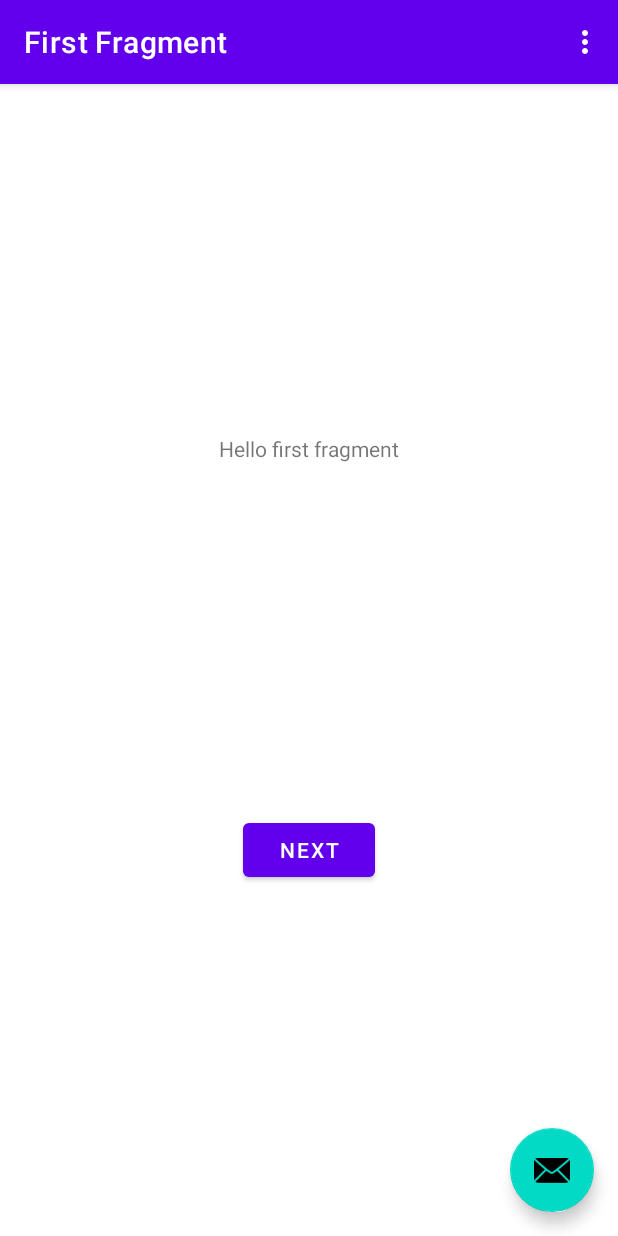
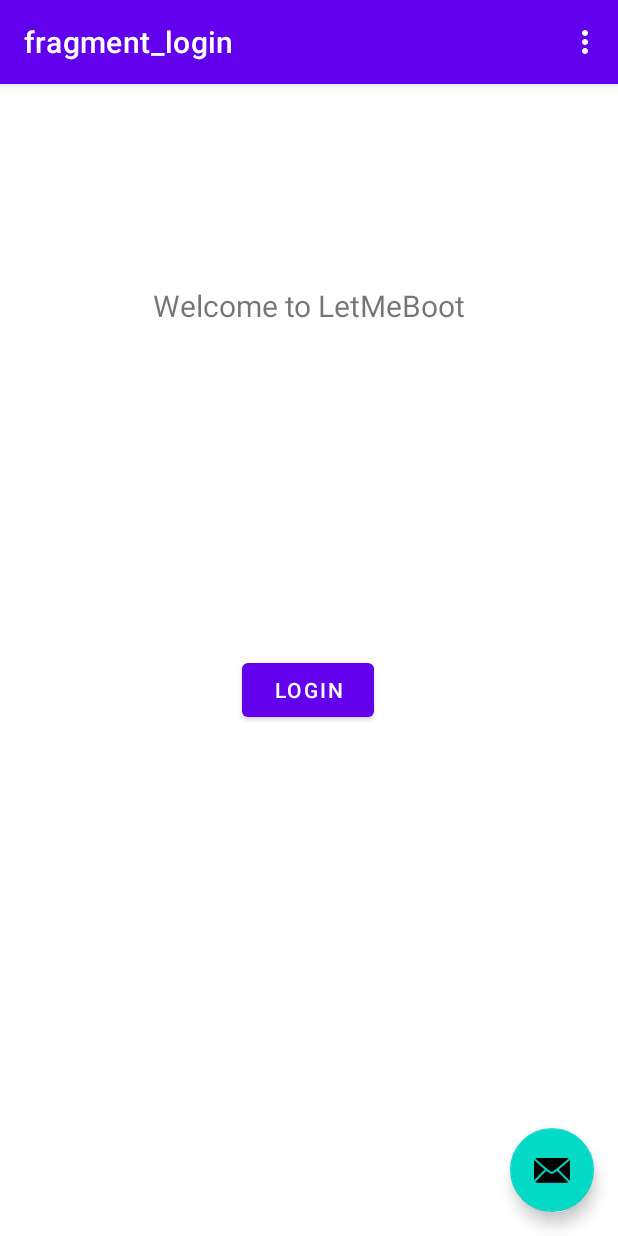
Before and after one commit to parthppc/FinalProjectLetMeBook, an Android app: the screen it shows after launch (MainActivity), on a phone screen of 412 x 824 dp. Run offline under Robolectric (Android 15) with nearby library versions, the phone set to English and light mode, and no system bars; our stand-ins replace Firebase (no records; nobody signed in at launch, a user with empty details on screens opened directly), navigation-ui; libraries missing offline, so code that uses them is left out: com.firebase.ui.

Commit message:
Login and logout successful

```diff
--- a/app/src/main/java/project/st991591950/dhruvparthtapasvi/FirstFragment.kt
+++ /dev/null
@@ -1,44 +0,0 @@
-package project.st991591950.dhruvparthtapasvi
-
-import android.os.Bundle
-import androidx.fragment.app.Fragment
-import android.view.LayoutInflater
-import android.view.View
-import android.view.ViewGroup
-import androidx.navigation.fragment.findNavController
-import project.st991591950.dhruvparthtapasvi.databinding.FragmentFirstBinding
-
-/**
- * A simple [Fragment] subclass as the default destination in the navigation.
- */
-class FirstFragment : Fragment() {
-
-    private var _binding: FragmentFirstBinding? = null
-
-    // This property is only valid between onCreateView and
-    // onDestroyView.
-    private val binding get() = _binding!!
-
-    override fun onCreateView(
-        inflater: LayoutInflater, container: ViewGroup?,
-        savedInstanceState: Bundle?
-    ): View? {
-
-        _binding = FragmentFirstBinding.inflate(inflater, container, false)
-        return binding.root
-
-    }
-
-    override fun onViewCreated(view: View, savedInstanceState: Bundle?) {
-        super.onViewCreated(view, savedInstanceState)
-
-        binding.buttonFirst.setOnClickListener {
-            findNavController().navigate(R.id.action_FirstFragment_to_SecondFragment)
-        }
-    }
-
-    override fun onDestroyView() {
-        super.onDestroyView()
-        _binding = null
-    }
-}
--- /dev/null
+++ b/app/src/main/java/project/st991591950/dhruvparthtapasvi/login/FirebaseUserLiveData.kt
@@ -0,0 +1,41 @@
+package project.st991591950.dhruvparthtapasvi.login
+
+
+import com.google.firebase.auth.FirebaseUser
+import com.google.firebase.auth.FirebaseAuth
+import androidx.lifecycle.LiveData
+
+/**
+ * This class observes the current FirebaseUser. If there is no logged in user, FirebaseUser will
+ * be null.
+ *
+ * Note that onActive() and onInactive() will get triggered when the configuration changes (for
+ * example when the device is rotated). This may be undesirable or expensive depending on the
+ * nature of your LiveData object, but is okay for this purpose since we are only adding and
+ * removing the authStateListener.
+ */
+class FirebaseUserLiveData : LiveData<FirebaseUser?>() {
+    private val firebaseAuth = FirebaseAuth.getInstance()
+
+    // TODO set the value of this FireUserLiveData object by hooking it up to equal the value of the
+    //  current FirebaseUser. You can utilize the FirebaseAuth.AuthStateListener callback to get
+    //  updates on the current Firebase user logged into the app.
+    private val authStateListener = FirebaseAuth.AuthStateListener { firebaseAuth ->
+        // Use the FirebaseAuth instance instantiated at the beginning of the class to get an entry
+        // point into the Firebase Authentication SDK the app is using.
+        // With an instance of the FirebaseAuth class, you can now query for the current user.
+        value = firebaseAuth.currentUser
+    }
+
+    // When this object has an active observer, start observing the FirebaseAuth state to see if
+    // there is currently a logged in user.
+    override fun onActive() {
+        firebaseAuth.addAuthStateListener(authStateListener)
+    }
+
+    // When this object no longer has an active observer, stop observing the FirebaseAuth state to
+    // prevent memory leaks.
+    override fun onInactive() {
+        firebaseAuth.removeAuthStateListener(authStateListener)
+    }
+}
--- /dev/null
+++ b/app/src/main/java/project/st991591950/dhruvparthtapasvi/login/LoginFragment.kt
@@ -0,0 +1,138 @@
+package project.st991591950.dhruvparthtapasvi.login
+
+import android.app.Activity
+import android.content.Intent
+import android.os.Bundle
+import android.util.Log
+import androidx.fragment.app.Fragment
+import android.view.LayoutInflater
+import android.view.View
+import android.view.ViewGroup
+import android.widget.TextView
+import androidx.lifecycle.Observer
+import androidx.navigation.fragment.findNavController
+import androidx.fragment.app.viewModels
+import project.st991591950.dhruvparthtapasvi.databinding.*
+import com.firebase.ui.auth.AuthUI
+import com.firebase.ui.auth.IdpResponse
+import com.google.firebase.auth.FirebaseAuth
+import project.st991591950.dhruvparthtapasvi.R
+
+class LoginFragment : Fragment() {
+    private val viewModel by viewModels<LoginViewModel>()
+    private var AuthState = 0
+    private var _binding: FragmentLoginBinding? = null
+    companion object {
+        const val TAG = "MainFragment"
+        const val SIGN_IN_RESULT_CODE = 1001
+    }
+
+    // This property is only valid between onCreateView and
+    // onDestroyView.
+    private val binding get() = _binding!!
+
+    override fun onCreateView(
+        inflater: LayoutInflater, container: ViewGroup?,
+        savedInstanceState: Bundle?
+    ): View? {
+
+        _binding = FragmentLoginBinding.inflate(inflater, container, false)
+
+        val textView: TextView = binding.textWelcome
+
+        textView.text = "Welcome to LetMeBoot"
+
+        return binding.root
+
+    }
+
+    override fun onViewCreated(view: View, savedInstanceState: Bundle?) {
+        super.onViewCreated(view, savedInstanceState)
+
+//        binding.CustLogin.setOnClickListener {
+//            findNavController().navigate(R.id.action_SecondFragment_to_customerLogin)
+//        }
+//
+//        binding.ProfLogin.setOnClickListener{
+//            findNavController().navigate(R.id.action_SecondFragment_to_professionalLogin)
+//        }
+        observeAuthenticationState()
+//        binding.CustLogin.setOnClickListener{
+//            AuthState = 1
+//            launchSignInFlow()
+//        }
+//        binding.ProfLogin.setOnClickListener{
+//            AuthState = 2
+//            launchSignInFlow()
+//        }
+//        binding.authButton.setOnClickListener{
+//            launchSignInFlow()
+//        }
+    }
+
+    override fun onActivityResult(requestCode: Int, resultCode: Int, data: Intent?) {
+        super.onActivityResult(requestCode, resultCode, data)
+        if (requestCode == SIGN_IN_RESULT_CODE) {
+            val response = IdpResponse.fromResultIntent(data)
+            if (resultCode == Activity.RESULT_OK) {
+                // User successfully signed in
+                Log.i(
+                    TAG,
+                    "Successfully signed in user ${FirebaseAuth.getInstance().currentUser?.displayName}!"
+                )
+            } else {
+                // Sign in failed. If response is null the user canceled the
+                // sign-in flow using the back button. Otherwise check
+                // response.getError().getErrorCode() and handle the error.
+                Log.i(TAG, "Sign in unsuccessful ${response?.error?.errorCode}")
+            }
+        }
+    }
+
+    private fun observeAuthenticationState() {
+        val factToDisplay = viewModel.getFactToDisplay(requireContext())
+
+        viewModel.authenticationState.observe(viewLifecycleOwner, Observer { authenticationState ->
+            when (authenticationState) {
+                LoginViewModel.AuthenticationState.AUTHENTICATED -> {
+                    //binding.CustLogin.text = getString(R.string.logout_button_text)
+//                    if(AuthState == 1) {
+//                        Log.d("authState",AuthState.toString())
+//                        findNavController().navigate(R.id.action_SecondFragment_to_customerDashboard)
+//                    }else if (AuthState == 2) {
+//                        findNavController().navigate(R.id.action_SecondFragment_to_professionalLogin)
+//                    }
+
+                    findNavController().navigate(R.id.action_loginFragment_to_homeFragment)
+                }
+                else -> {
+                    //    binding.welcomeText.text = factToDisplay
+                    binding.authButton.text = "Login"
+                    binding.authButton.setOnClickListener {
+                        launchSignInFlow()
+                    }
+                }
+            }
+        })
+    }
+
+    private fun launchSignInFlow() {
+        // Give users the option to sign in / register with their email
+        // If users choose to register with their email,
+        // they will need to create a password as well
+        val providers = arrayListOf(
+            AuthUI.IdpConfig.EmailBuilder().build()
+            //
+        )
+
+        // Create and launch sign-in intent.
+        // We listen to the response of this activity with the
+        // SIGN_IN_RESULT_CODE code
+        startActivityForResult(
+            AuthUI.getInstance().createSignInIntentBuilder().setAvailableProviders(
+                providers
+            ).build(), SIGN_IN_RESULT_CODE
+        )
+    }
+
+}
--- /dev/null
+++ b/app/src/main/java/project/st991591950/dhruvparthtapasvi/login/LoginViewModel.kt
@@ -0,0 +1,57 @@
+package project.st991591950.dhruvparthtapasvi.login
+
+
+import android.content.Context
+import android.preference.PreferenceManager
+import androidx.lifecycle.ViewModel
+import androidx.lifecycle.map
+
+import project.st991591950.dhruvparthtapasvi.R
+
+
+import kotlin.random.Random
+
+class LoginViewModel : ViewModel() {
+
+    companion object {
+        val androidFacts = arrayOf(
+            "The first commercial Android device was launched in September 2008",
+            "The Android operating system has over 2 billion monthly active users",
+            "The first Android version (1.0) was released on September 23, 2008",
+            "The first smart phone running Android was the HTC Dream called the T-Mobile G1 in " + "some countries"
+        )
+
+        val californiaFacts = arrayOf(
+            "The most populated state in the United States is California",
+            "Three out of the ten largest U. S. cities are in California",
+            "The largest tree in the world can be found in California",
+            "California became a state in 1850"
+        )
+    }
+
+    enum class AuthenticationState {
+        AUTHENTICATED, UNAUTHENTICATED, INVALID_AUTHENTICATION
+    }
+
+    val authenticationState = FirebaseUserLiveData().map { user ->
+        if (user != null) {
+            AuthenticationState.AUTHENTICATED
+        } else {
+            AuthenticationState.UNAUTHENTICATED
+        }
+    }
+
+    /**
+     * Gets a fact to display based on the user's set preference of which type of fact they want
+     * to see (Android fact or California fact). If there is no logged in user or if the user has
+     * not set a preference, defaults to showing Android facts.
+     */
+    fun getFactToDisplay(context: Context): String {
+        val sharedPreferences = PreferenceManager.getDefaultSharedPreferences(context)
+        val factTypePreferenceKey = context.getString(R.string.preference_fact_type_key)
+        val defaultFactType = context.resources.getStringArray(R.array.fact_type)[0]
+        val funFactType = sharedPreferences.getString(factTypePreferenceKey, defaultFactType)
+
+        return androidFacts[Random.nextInt(0, androidFacts.size)]
+    }
+}
--- a/app/src/main/res/layout/fragment_first.xml
+++ b/app/src/main/res/layout/fragment_login.xml
@@ -4,25 +4,33 @@
     xmlns:tools="http://schemas.android.com/tools"
     android:layout_width="match_parent"
     android:layout_height="match_parent"
-    tools:context=".FirstFragment">
+    tools:context=".login.LoginFragment">
 
     <TextView
-        android:id="@+id/textview_first"
+        android:id="@+id/text_welcome"
+        android:layout_width="match_parent"
+        android:layout_height="wrap_content"
+        android:layout_marginStart="8dp"
+        android:layout_marginTop="8dp"
+        android:layout_marginEnd="8dp"
+        android:textAlignment="center"
+        android:textSize="20sp"
+        app:layout_constraintBottom_toBottomOf="parent"
+        app:layout_constraintEnd_toEndOf="parent"
+        app:layout_constraintHorizontal_bias="0.0"
+        app:layout_constraintStart_toStartOf="parent"
+        app:layout_constraintTop_toTopOf="parent"
+        app:layout_constraintVertical_bias="0.172" />
+
+    <Button
+        android:id="@+id/auth_button"
         android:layout_width="wrap_content"
         android:layout_height="wrap_content"
-        android:text="@string/hello_first_fragment"
-        app:layout_constraintBottom_toTopOf="@id/button_first"
-        app:layout_constraintEnd_toEndOf="parent"
-        app:layout_constraintStart_toStartOf="parent"
-        app:layout_constraintTop_toTopOf="parent" />
-
-    <Button
-        android:id="@+id/button_first"
-        android:layout_width="wrap_content"
-        android:layout_height="wrap_content"
-        android:text="@string/next"
+        android:text="Login or Register"
         app:layout_constraintBottom_toBottomOf="parent"
         app:layout_constraintEnd_toEndOf="parent"
+        app:layout_constraintHorizontal_bias="0.497"
         app:layout_constraintStart_toStartOf="parent"
-        app:layout_constraintTop_toBottomOf="@id/textview_first" />
+        app:layout_constraintTop_toBottomOf="@+id/text_welcome"
+        app:layout_constraintVertical_bias="0.392" />
 </androidx.constraintlayout.widget.ConstraintLayout>
--- a/app/src/main/res/navigation/nav_graph.xml
+++ b/app/src/main/res/navigation/nav_graph.xml
@@ -3,26 +3,19 @@
     xmlns:app="http://schemas.android.com/apk/res-auto"
     xmlns:tools="http://schemas.android.com/tools"
     android:id="@+id/nav_graph"
-    app:startDestination="@id/FirstFragment">
-
+    app:startDestination="@id/loginFragment">
     <fragment
-        android:id="@+id/FirstFragment"
-        android:name="project.st991591950.dhruvparthtapasvi.FirstFragment"
-        android:label="@string/first_fragment_label"
-        tools:layout="@layout/fragment_first">
-
+        android:id="@+id/loginFragment"
+        android:name="project.st991591950.dhruvparthtapasvi.login.LoginFragment"
+        android:label="fragment_login"
+        tools:layout="@layout/fragment_login" >
         <action
-            android:id="@+id/action_FirstFragment_to_SecondFragment"
-            app:destination="@id/SecondFragment" />
+            android:id="@+id/action_loginFragment_to_homeFragment"
+            app:destination="@id/homeFragment" />
     </fragment>
     <fragment
-        android:id="@+id/SecondFragment"
-        android:name="project.st991591950.dhruvparthtapasvi.SecondFragment"
-        android:label="@string/second_fragment_label"
-        tools:layout="@layout/fragment_second">
-
-        <action
-            android:id="@+id/action_SecondFragment_to_FirstFragment"
-            app:destination="@id/FirstFragment" />
-    </fragment>
+        android:id="@+id/homeFragment"
+        android:name="project.st991591950.dhruvparthtapasvi.HomeFragment"
+        android:label="fragment_home"
+        tools:layout="@layout/fragment_home" />
 </navigation>
--- a/app/src/main/res/values/strings.xml
+++ b/app/src/main/res/values/strings.xml
@@ -9,4 +9,10 @@
 
     <string name="hello_first_fragment">Hello first fragment</string>
     <string name="hello_second_fragment">Hello second fragment. Arg: %1$s</string>
+
+    <string name="fact_type_android">Android</string>
+    <string name="fact_type_california">California</string>
+
+    <!--Shared Preference Keys -->
+    <string name="preference_fact_type_key">fact_type_pref</string>
 </resources>
```
Also changed, not shown: app/build.gradle (+12 -2 lines), app/src/main/java/project/st991591950/dhruvparthtapasvi/HomeFragment.kt (added, +57 -0 lines), app/src/main/java/project/st991591950/dhruvparthtapasvi/SecondFragment.kt (deleted, +0 -44 lines), app/src/main/res/layout/fragment_home.xml (renamed from app/src/main/res/layout/fragment_second.xml, +13 -7 lines), app/src/main/res/values/array.xml (added, +23 -0 lines), build.gradle (+18 -0 lines), 1 other file.
